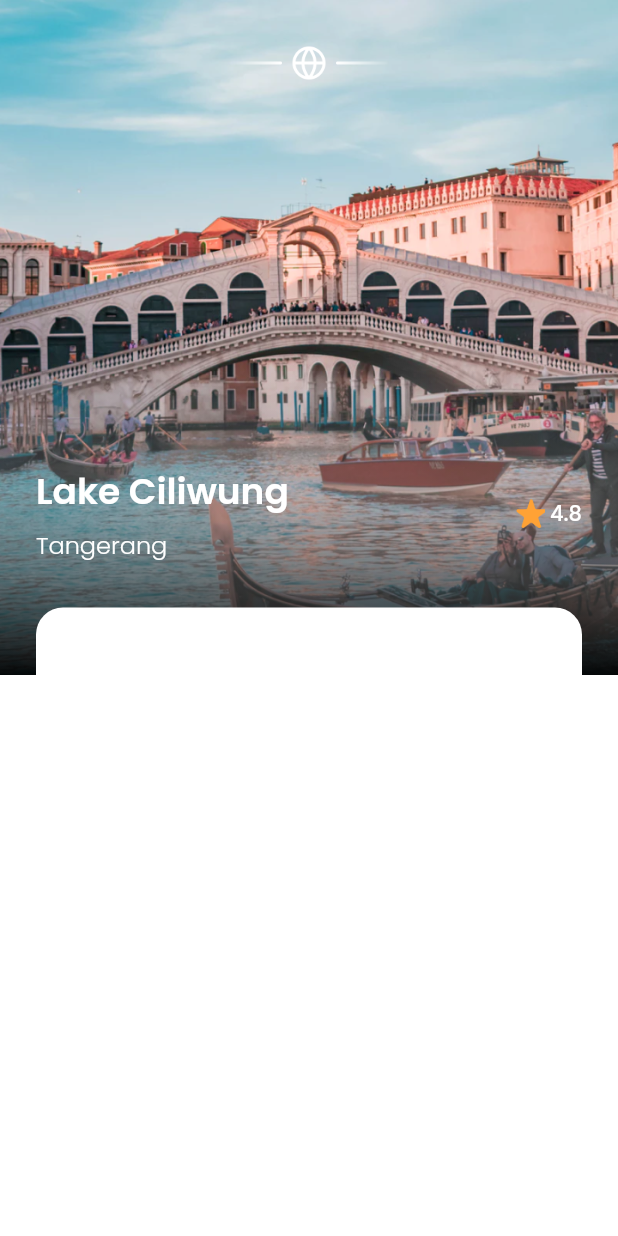
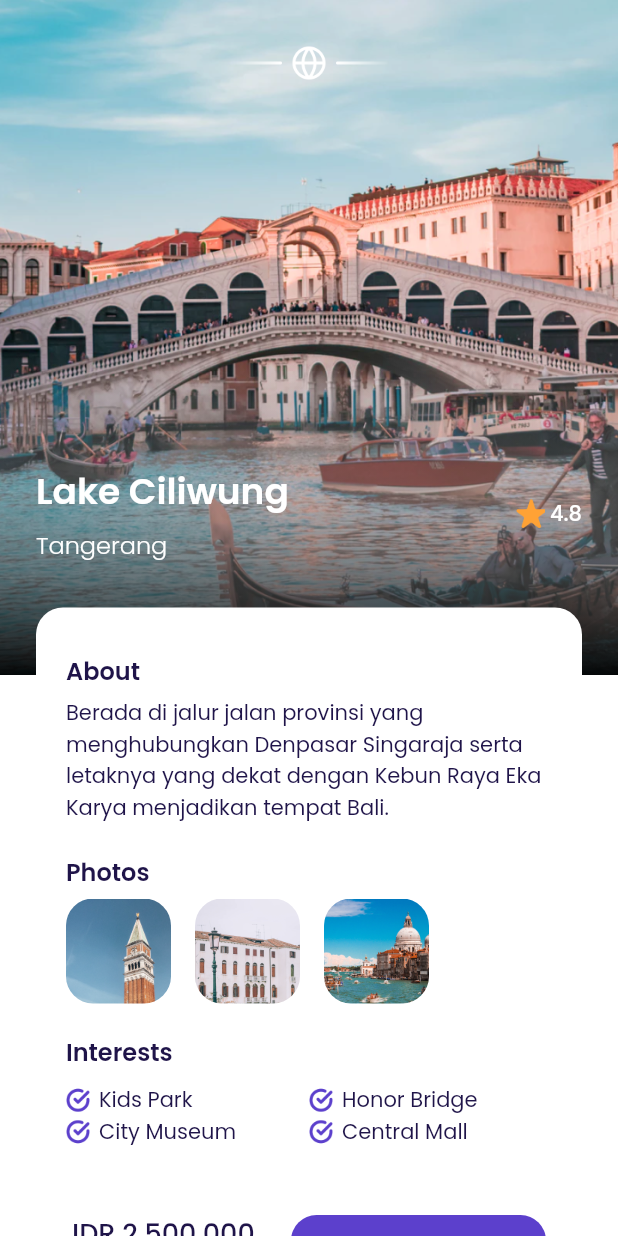
Before and after one commit to fanicahyo7/Flutter_Airplane, a Flutter app: the DetailPage screen opened by its route, on a phone screen of 412 x 824 dp. Run offline on Flutter 3.47's test engine with Material 2 defaults, Android fonts, the phone set to English and light mode, and no system bars; our stand-ins replace google_fonts.

Commit message:
fix detail & choose seat start

```diff
--- /dev/null
+++ b/lib/ui/pages/Choose_Seat_Page.dart
@@ -0,0 +1,27 @@
+import 'package:bwa_airplane/shared/theme.dart';
+import 'package:flutter/material.dart';
+
+class ChooseSeatPage extends StatelessWidget {
+  const ChooseSeatPage({Key? key}) : super(key: key);
+
+  @override
+  Widget build(BuildContext context) {
+    Widget title() {
+      return Container(
+        margin: EdgeInsets.only(top: 30),
+        child: Text(
+          'Select Your\nFavorite Seat',
+          style: blackTextStyle.copyWith(fontSize: 24, fontWeight: semibold),
+        ),
+      );
+    }
+
+    return Scaffold(
+      backgroundColor: kBackgroundColor,
+      body: ListView(
+        padding: EdgeInsets.symmetric(horizontal: defaultMargin),
+        children: [title()],
+      ),
+    );
+  }
+}
--- a/lib/ui/pages/Details_Page.dart
+++ b/lib/ui/pages/Details_Page.dart
@@ -1,4 +1,6 @@
 import 'package:bwa_airplane/shared/theme.dart';
+import 'package:bwa_airplane/ui/pages/Choose_Seat_Page.dart';
+import 'package:bwa_airplane/ui/widgets/custom_button_item.dart';
 import 'package:bwa_airplane/ui/widgets/custom_interest_item.dart';
 import 'package:bwa_airplane/ui/widgets/custom_item_photo.dart';
 import 'package:flutter/material.dart';
@@ -102,15 +104,116 @@ class DetailPage extends StatelessWidget {
             Container(
               margin: EdgeInsets.only(top: 30),
               width: double.infinity,
-              height: 446,
+              height: 400,
               decoration: BoxDecoration(
                   borderRadius: BorderRadius.only(
                       topLeft: Radius.circular(18),
                       topRight: Radius.circular(18)),
                   color: kWhiteColor),
-                  child: Container(
-
+              child: Container(
+                margin: EdgeInsets.only(top: 30, left: 20, right: 20),
+                child: Column(
+                  crossAxisAlignment: CrossAxisAlignment.start,
+                  children: [
+                    Text(
+                      'About',
+                      style: blackTextStyle.copyWith(
+                          fontSize: 16, fontWeight: semibold),
+                    ),
+                    SizedBox(
+                      height: 6,
+                    ),
+                    Text(
+                      'Berada di jalur jalan provinsi yang menghubungkan Denpasar Singaraja serta letaknya yang dekat dengan Kebun Raya Eka Karya menjadikan tempat Bali.',
+                      style: blackTextStyle.copyWith(),
+                    ),
+                    SizedBox(
+                      height: 20,
+                    ),
+                    Text(
+                      'Photos',
+                      style: blackTextStyle.copyWith(
+                          fontWeight: semibold, fontSize: 16),
+                    ),
+                    SizedBox(
+                      height: 6,
+                    ),
+                    Row(
+                      children: [
+                        CustomItemPhoto(
+                          imageUrl: 'assets/image_photo1.png',
+                        ),
+                        CustomItemPhoto(
+                          imageUrl: 'assets/image_photo2.png',
+                        ),
+                        CustomItemPhoto(
+                          imageUrl: 'assets/image_photo3.png',
+                        )
+                      ],
+                    ),
+                    SizedBox(
+                      height: 20,
+                    ),
+                    Text(
+                      'Interests',
+                      style: blackTextStyle.copyWith(
+                          fontSize: 16, fontWeight: semibold),
+                    ),
+                    SizedBox(
+                      height: 10,
+                    ),
+                    Row(
+                      children: [
+                        InterestItem(name: 'Kids Park'),
+                        InterestItem(name: 'Honor Bridge')
+                      ],
+                    ),
+                    Row(
+                      children: [
+                        InterestItem(name: 'City Museum'),
+                        InterestItem(name: 'Central Mall')
+                      ],
+                    ),
+                  ],
+                ),
+              ),
+            ),
+            Container(
+              margin: EdgeInsets.only(
+                  bottom: 31, right: defaultMargin, left: defaultMargin),
+              child: Row(
+                mainAxisAlignment: MainAxisAlignment.spaceBetween,
+                children: [
+                  Column(
+                    crossAxisAlignment: CrossAxisAlignment.start,
+                    children: [
+                      Text(
+                        'IDR 2.500.000',
+                        style: blackTextStyle.copyWith(
+                            fontSize: 18, fontWeight: medium),
+                      ),
+                      SizedBox(
+                        height: 5,
+                      ),
+                      Text(
+                        'per orang',
+                        style: greyTextStyle.copyWith(fontWeight: light),
+                      )
+                    ],
                   ),
+                  CustomButtonItem(
+                    title: 'Book Now',
+                    onPressed: () {
+                      Navigator.push(
+                          context,
+                          MaterialPageRoute(
+                              builder: (context) => ChooseSeatPage()));
+                    },
+                    margin: EdgeInsets.only(top: 5),
+                    width: 170,
+                  )
+                ],
+              ),
             )
           ],
         ),
```
